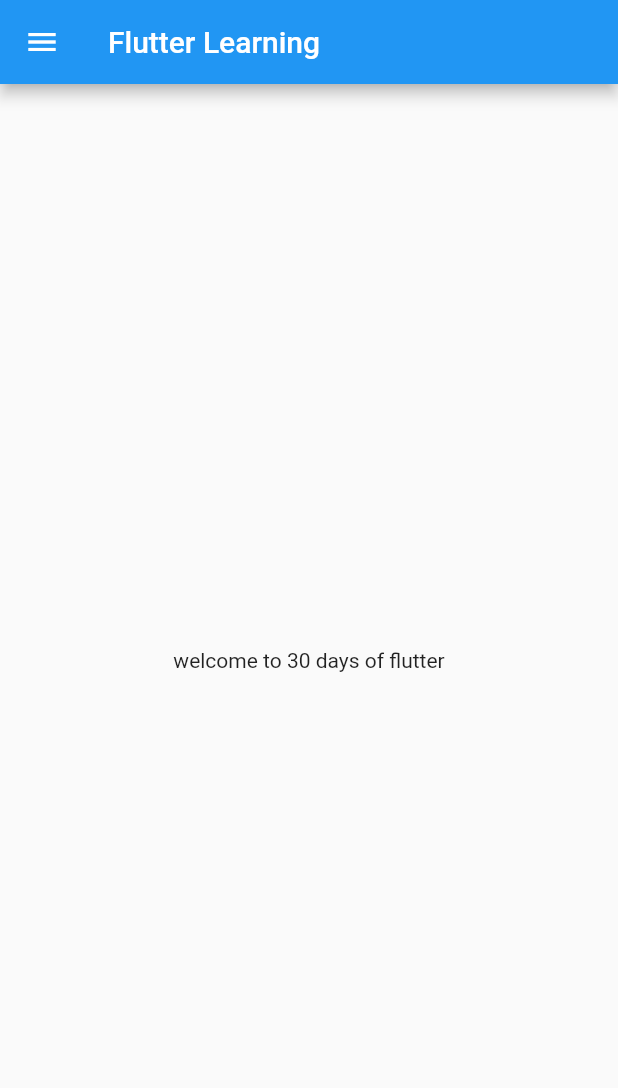
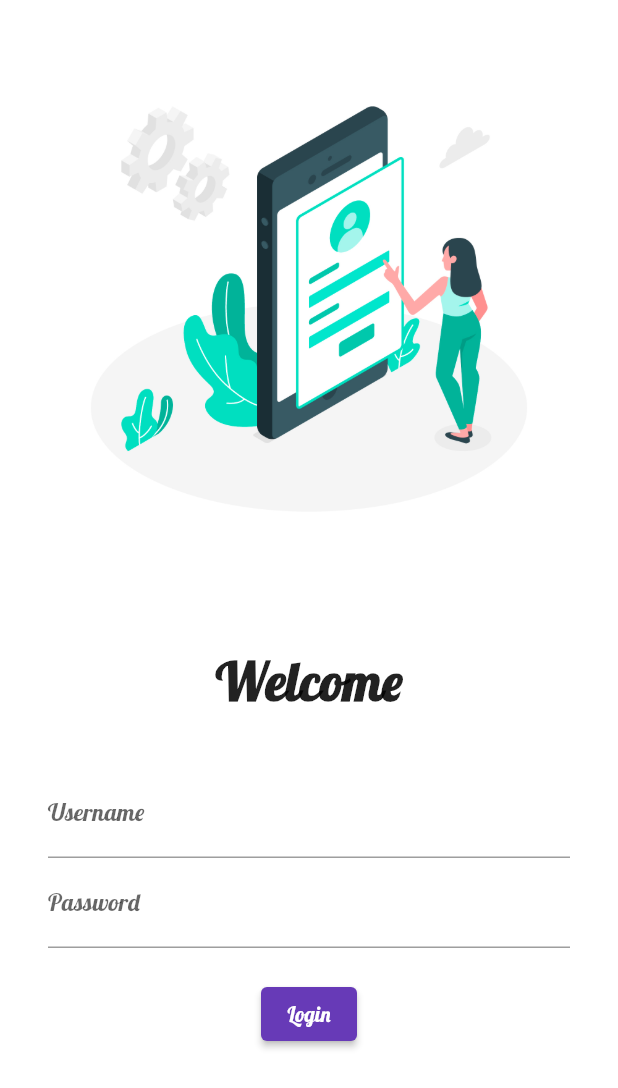
Before and after one commit to PratikFagadiya/flutter_learning, a Flutter app: the screen it shows after launch, on a phone screen of 412 x 824 dp. Shown: the top 1088 px of the screen. Run offline on Flutter 3.47's test engine with Material 2 defaults, Android fonts, the phone set to English and light mode, and no system bars; our stand-ins replace google_fonts.

Commit message:
created login page

```diff
--- a/lib/main.dart
+++ b/lib/main.dart
@@ -1,5 +1,7 @@
 import 'package:flutter/material.dart';
 import 'package:flutterin8hour/screens/home_page.dart';
+import 'package:flutterin8hour/screens/login_page.dart';
+import 'package:google_fonts/google_fonts.dart';
 
 void main() => runApp(MyApp());
 
@@ -7,7 +9,19 @@ class MyApp extends StatelessWidget {
   @override
   Widget build(BuildContext context) {
     return MaterialApp(
-      home: HomePage(),
+      debugShowCheckedModeBanner: false,
+      // home: HomePage(),
+      themeMode: ThemeMode.system,
+      theme: ThemeData(
+          primarySwatch: Colors.deepPurple,
+          fontFamily: GoogleFonts.lobster().fontFamily),
+      darkTheme: ThemeData(brightness: Brightness.dark),
+      initialRoute: "/",
+      routes: {
+        "/": (context) => LogInPage(),
+        "/home": (context) => HomePage(),
+        "/login": (context) => LogInPage()
+      },
     );
   }
 }
--- /dev/null
+++ b/lib/screens/login_page.dart
@@ -0,0 +1,56 @@
+import 'package:flutter/material.dart';
+
+class LogInPage extends StatelessWidget {
+  @override
+  Widget build(BuildContext context) {
+    return Material(
+      color: Colors.white,
+      child: Column(children: [
+        Image.asset(
+          "assets/images/login_page.jpg",
+          fit: BoxFit.cover,
+        ),
+        const SizedBox(
+          height: 20.0,
+        ),
+        const Text(
+          'Welcome',
+          style: TextStyle(
+            fontWeight: FontWeight.bold,
+            fontSize: 35.0,
+          ),
+        ),
+        const SizedBox(
+          height: 20.0,
+        ),
+        Padding(
+          // padding: const EdgeInsets.all(16.0),
+          padding: const EdgeInsets.symmetric(vertical: 16.0, horizontal: 32.0),
+          child: Column(
+            children: [
+              TextFormField(
+                decoration: InputDecoration(
+                    hintText: 'Enter Username', labelText: 'Username'),
+              ),
+              TextFormField(
+                obscureText: true,
+                decoration: InputDecoration(
+                    hintText: 'Enter Password', labelText: 'Password'),
+              ),
+              const SizedBox(
+                height: 20.0,
+              ),
+              ElevatedButton(
+                onPressed: () {
+                  print("Thanks for login");
+                },
+                child: Text('Login'),
+                style: TextButton.styleFrom(),
+              )
+            ],
+          ),
+        )
+      ]),
+    );
+  }
+}
```
Also changed, not shown: pubspec.yaml (+4 -4 lines), assets/images/login_page.jpg (added), pubspec.lock, 1 other file.
